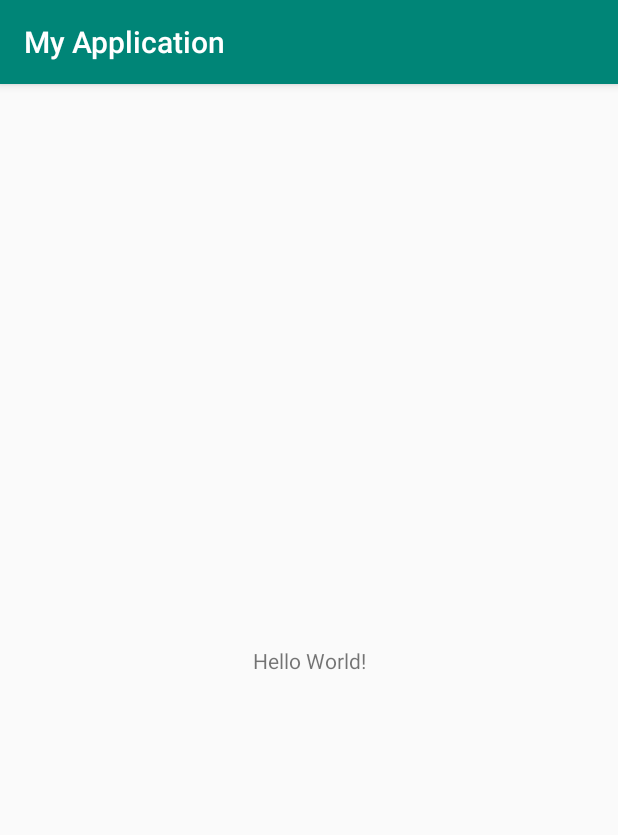
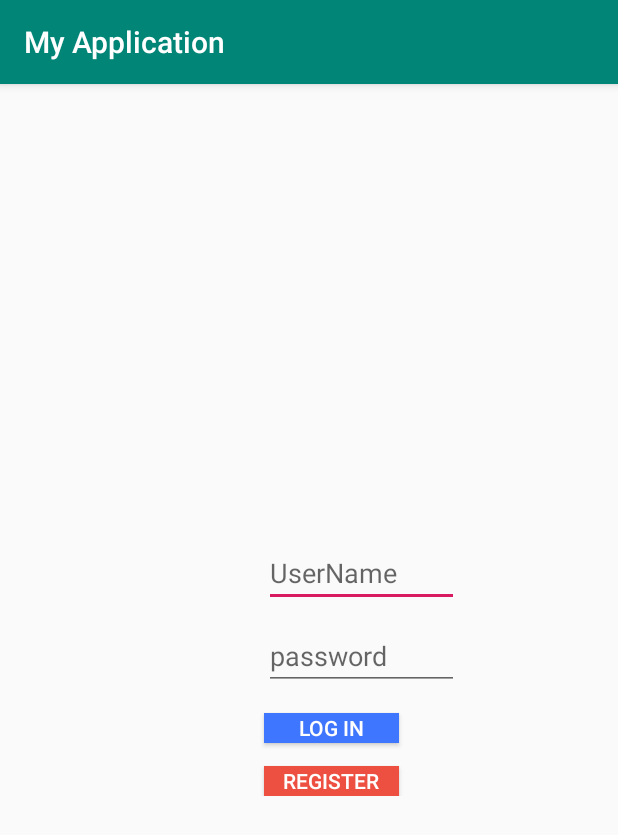
Before and after one commit to JakeMuhlestein/Team7Project, an Android app: the screen it shows after launch (MainActivity before the commit, Login after it), on a phone screen of 412 x 824 dp. Shown: the top 835 px of the screen. Run offline under Robolectric (Android 15) with nearby library versions, the phone set to English and light mode, and no system bars.

Commit message:
LoginActivity xml tools:context changed to point to Login (it was  pointing to MainActivity) Create default constructor and constructor for user Main activite creates an intend of login to call when run Included Login into android manifest Created method to be called by login to save the user into shared preferences Created method to serialize the user object.
Build.gradle implements GSON library

```diff
--- a/app/build.gradle
+++ b/app/build.gradle
@@ -22,6 +22,7 @@ dependencies {
     implementation fileTree(dir: 'libs', include: ['*.jar'])
     implementation 'androidx.appcompat:appcompat:1.0.2'
     implementation 'androidx.constraintlayout:constraintlayout:1.1.3'
+    implementation 'com.google.code.gson:gson:2.8.5'
     testImplementation 'junit:junit:4.12'
     androidTestImplementation 'androidx.test:runner:1.2.0'
     androidTestImplementation 'androidx.test.espresso:espresso-core:3.2.0'
--- a/app/src/main/AndroidManifest.xml
+++ b/app/src/main/AndroidManifest.xml
@@ -9,6 +9,7 @@
         android:roundIcon="@mipmap/ic_launcher_round"
         android:supportsRtl="true"
         android:theme="@style/AppTheme">
+        <activity android:name=".view.Login"></activity>
         <activity android:name=".MainActivity">
             <intent-filter>
                 <action android:name="android.intent.action.MAIN" />
--- a/app/src/main/java/edu/byui/myapplication/MainActivity.java
+++ b/app/src/main/java/edu/byui/myapplication/MainActivity.java
@@ -4,6 +4,8 @@ import androidx.appcompat.app.AppCompatActivity;
 
 import android.content.Intent;
 import android.os.Bundle;
+
+import edu.byui.myapplication.view.Login;
 
 //Mark Tobler comment
 public class MainActivity extends AppCompatActivity {
@@ -12,6 +14,7 @@ public class MainActivity extends AppCompatActivity {
     protected void onCreate(Bundle savedInstanceState) {
         super.onCreate(savedInstanceState);
         setContentView(R.layout.activity_main);
-        //Intent intent = new Intent(this,.class);
+        Intent intent = new Intent(this, Login.class);
+        startActivity(intent);
     }
 }
--- a/app/src/main/res/layout/activity_login.xml
+++ b/app/src/main/res/layout/activity_login.xml
@@ -4,7 +4,7 @@
     xmlns:tools="http://schemas.android.com/tools"
     android:layout_width="match_parent"
     android:layout_height="match_parent"
-    tools:context=".MainActivity">
+    tools:context=".view.Login">
     <LinearLayout
         android:layout_width="match_parent"
         android:layout_height="wrap_content"
@@ -33,11 +33,12 @@
             android:id="@+id/login"
             android:layout_width="90dp"
             android:layout_height="20dp"
+            android:layout_marginLeft="160dp"
+            android:layout_marginTop="15dp"
             android:background="#3f76ff"
-            android:text="Login"
-            android:textColor="#fff"
-            android:layout_marginLeft="160dp"
-            android:layout_marginTop="15dp"/>
+            android:onClick="logIn"
+            android:text="@string/Login_login_button"
+            android:textColor="#fff" />
 
         <Button
             android:id="@+id/register"
--- a/app/src/main/res/values/strings.xml
+++ b/app/src/main/res/values/strings.xml
@@ -1,4 +1,5 @@
 <resources>
     <string name="app_name">My Application</string>
     <string name="title_activity_main2">Main2Activity</string>
+    <string name="Login_login_button">Log In</string>
 </resources>
```
Also changed, not shown: app/src/main/java/edu/byui/myapplication/model/User.java (+25 -9 lines), app/src/main/java/edu/byui/myapplication/view/Login.java (+54 -8 lines).
